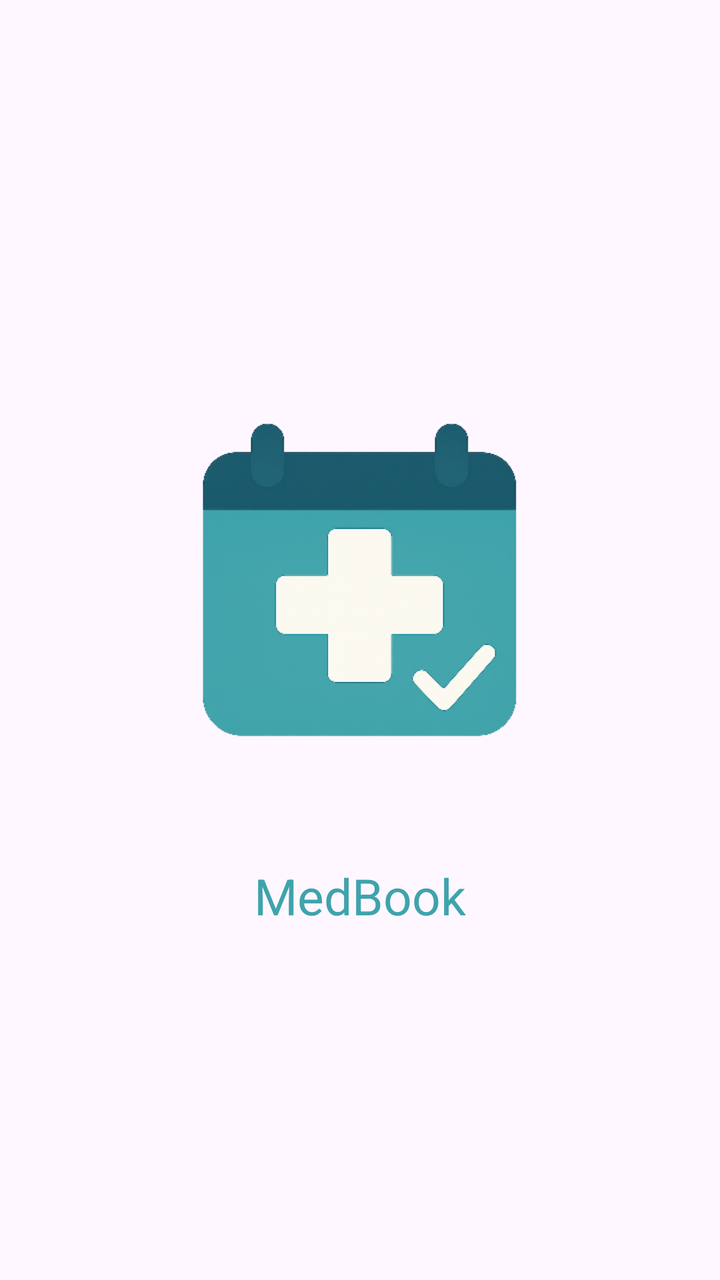
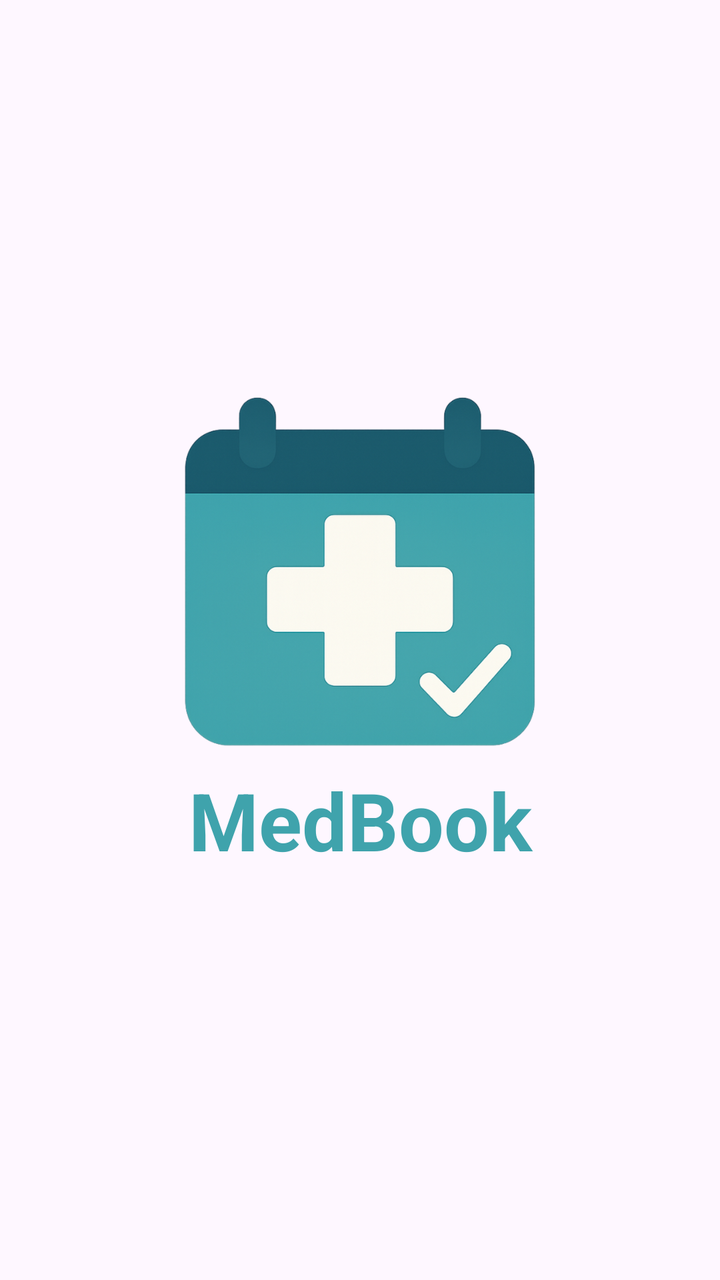

Compare the two renders of this Android layout. The source of the first and the diff that turns it into the second are given below.
<!-- AndroidManifest.xml: application theme AppTheme -->
<!-- res/layout/main.xml -->
<LinearLayout
	xmlns:android="http://schemas.android.com/apk/res/android"
	xmlns:app="http://schemas.android.com/apk/res-auto"
	xmlns:tools="http://schemas.android.com/tools"
	android:layout_width="match_parent"
	android:layout_height="match_parent"
	android:orientation="vertical">
	<LinearLayout
		android:id="@+id/linear_bg_main"
		android:layout_width="match_parent"
		android:layout_height="match_parent"
		android:padding="8dp"
		android:background="?colorSurface"
		android:gravity="center_horizontal|center_vertical"
		android:orientation="vertical">
		<ImageView
			android:id="@+id/medbook_icon"
			android:layout_width="wrap_content"
			android:layout_height="wrap_content"
			android:src="@drawable/medbook_icon"
			android:scaleType="fitCenter" />
		<TextView
			android:id="@+id/medbook_logo"
			android:layout_width="wrap_content"
			android:layout_height="wrap_content"
			android:padding="8dp"
			android:text="@string/app_name"
			android:textSize="25sp"
			android:textColor="#3FA3AC" />
	</LinearLayout>
</LinearLayout>
<!-- resources referenced by this layout -->
<resources>
  <!-- drawable medbook_icon: png bitmap (drawable-xhdpi, 138518 bytes) -->
  <string name="app_name" translatable="false">MedBook</string>
  <style name="AppTheme" parent="Theme.Material3.DayNight.NoActionBar">
  		<item name="android:statusBarColor">@android:color/transparent</item>
  		<item name="android:navigationBarColor">@android:color/transparent</item>
  		<item name="android:windowLightStatusBar">?attr/isLightTheme</item>
  	</style>
</resources>

<!-- the commit's change to res/layout/main.xml (unified diff, before → after) -->
@@ -15,17 +15,19 @@
 		android:orientation="vertical">
 		<ImageView
 			android:id="@+id/medbook_icon"
-			android:layout_width="wrap_content"
-			android:layout_height="wrap_content"
+			android:layout_width="180dp"
+			android:layout_height="180dp"
 			android:src="@drawable/medbook_icon"
 			android:scaleType="fitCenter" />
 		<TextView
 			android:id="@+id/medbook_logo"
-			android:layout_width="wrap_content"
+			android:layout_width="200dp"
 			android:layout_height="wrap_content"
 			android:padding="8dp"
+			android:gravity="center_horizontal|center_vertical"
 			android:text="@string/app_name"
-			android:textSize="25sp"
+			android:textSize="40sp"
+			android:textStyle="bold"
 			android:textColor="#3FA3AC" />
 	</LinearLayout>
 </LinearLayout>
<!-- resource entries referenced after the edit -->
@@ -1,6 +1,6 @@
 <!-- resources referenced by this layout -->
 <resources>
-  <!-- drawable medbook_icon: png bitmap (drawable-xhdpi, 138518 bytes) -->
+  <!-- drawable medbook_icon: png bitmap (drawable-xhdpi, 427072 bytes) -->
   <string name="app_name" translatable="false">MedBook</string>
   <style name="AppTheme" parent="Theme.Material3.DayNight.NoActionBar">
   		<item name="android:statusBarColor">@android:color/transparent</item>
